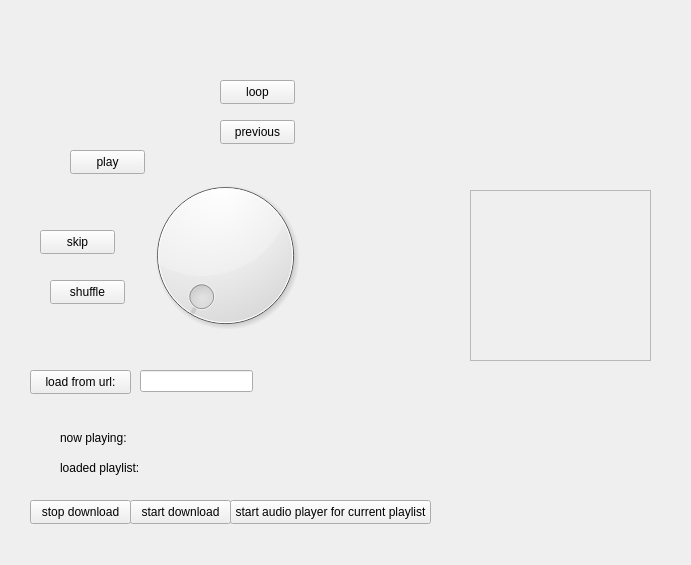
Above: classes/generatedui/mainwindow.ui from moltenlavaguava/peanut before the change. Below: the same form after it.
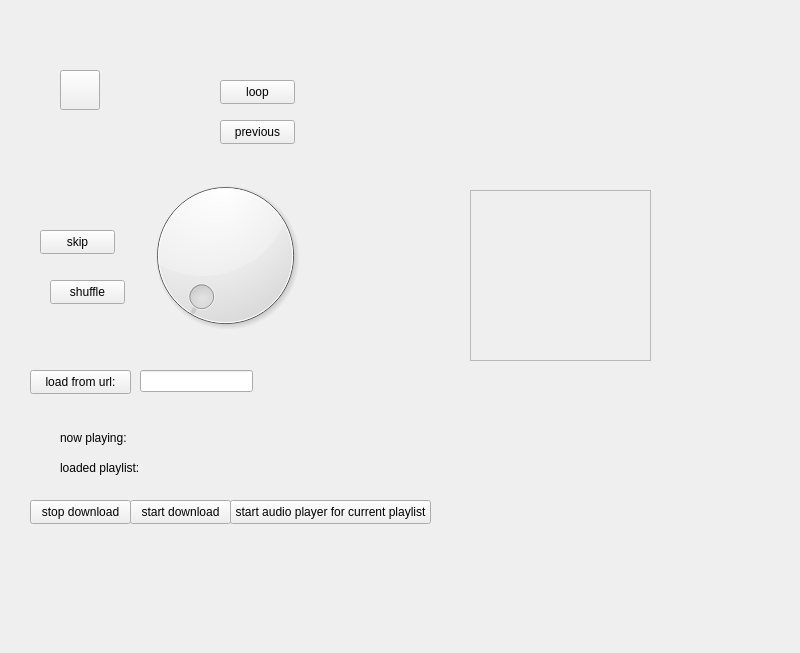
That is the form after the change. Icons and pictures are not drawn. Custom widgets are drawn as their Qt base class.

The edit to the form file:
```diff
--- a/classes/generatedui/mainwindow.ui
+++ b/classes/generatedui/mainwindow.ui
@@ -6,8 +6,8 @@
    <rect>
     <x>0</x>
     <y>0</y>
-    <width>691</width>
-    <height>565</height>
+    <width>800</width>
+    <height>653</height>
    </rect>
   </property>
   <property name="windowTitle">
@@ -35,19 +35,6 @@
 }</string>
   </property>
   <widget class="QWidget" name="centralwidget">
-   <widget class="QPushButton" name="action_play">
-    <property name="geometry">
-     <rect>
-      <x>70</x>
-      <y>150</y>
-      <width>75</width>
-      <height>24</height>
-     </rect>
-    </property>
-    <property name="text">
-     <string>play</string>
-    </property>
-   </widget>
    <widget class="QPushButton" name="action_skip">
     <property name="geometry">
      <rect>
@@ -260,9 +247,28 @@
      <string>start audio player for current playlist</string>
     </property>
    </widget>
+   <widget class="CircleImageButton" name="CircleImageButton">
+    <property name="geometry">
+     <rect>
+      <x>60</x>
+      <y>70</y>
+      <width>40</width>
+      <height>40</height>
+     </rect>
+    </property>
+    <property name="icon">
+     <iconset resource="../../resources/resources.qrc">
+      <normaloff>:/buttons/organize.png</normaloff>:/buttons/organize.png</iconset>
+    </property>
+   </widget>
   </widget>
  </widget>
  <customwidgets>
+  <customwidget>
+   <class>CircleImageButton</class>
+   <extends>QPushButton</extends>
+   <header>customwidgets.circleimagebutton.circleimagebutton</header>
+  </customwidget>
   <customwidget>
    <class>ProgressCircleBar</class>
    <extends>ScrollProgressBar</extends>
```
Left out of the diff: 23 changed lines with no effect on the pictures.
